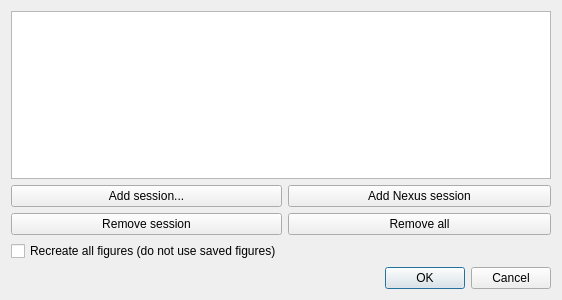
The window that gaitutils/gui/web_report_sessions.ui (NCH-Motion-Laboratory/gaitutils) describes before a commit, drawn with Qt 5.
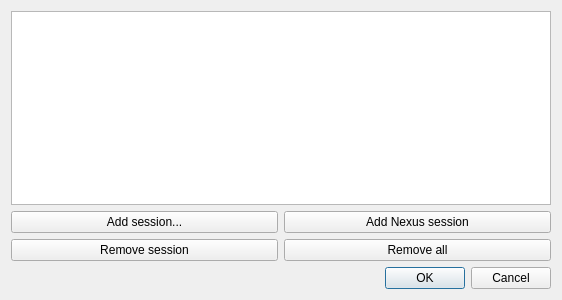
The same window after the commit. Custom widgets are drawn as their Qt base class.

Commit message: move 'recreate plots' into patient info window

```diff
--- a/gaitutils/gui/web_report_sessions.ui
+++ b/gaitutils/gui/web_report_sessions.ui
@@ -60,13 +60,6 @@
        </property>
       </widget>
      </item>
-     <item row="4" column="0">
-      <widget class="QCheckBox" name="xbRecreatePlots">
-       <property name="text">
-        <string>Recreate all figures (do not use saved figures)</string>
-       </property>
-      </widget>
-     </item>
     </layout>
    </item>
    <item>
```
Left out of the diff: 14 changed lines with no effect on the pictures. The commit also changes 3 other files.
